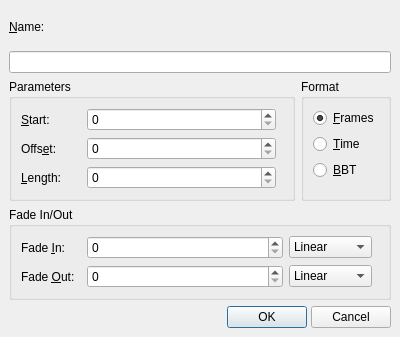
Above: src/qtractorClipForm.ui from rncbc/qtractor before the change. Below: the same form after it.
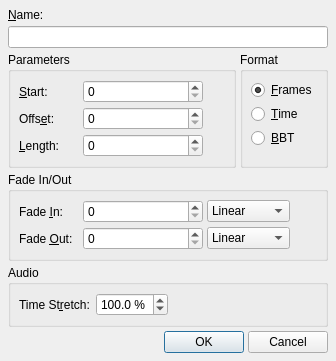
That is the form after the change. Icons and pictures are not drawn. Custom widgets are drawn as their Qt base class.

Commit message: - Audio clip time-stretching makes progress. Audio clip properties   dialog includes the time-stretch setting (in percentage though).

What changed in the file:
```diff
--- a/src/qtractorClipForm.ui
+++ b/src/qtractorClipForm.ui
@@ -21,14 +21,6 @@
   </comment>
  <class>qtractorClipForm</class>
  <widget class="QDialog" name="qtractorClipForm" >
-  <property name="geometry" >
-   <rect>
-    <x>0</x>
-    <y>0</y>
-    <width>400</width>
-    <height>337</height>
-   </rect>
-  </property>
   <property name="focusPolicy" >
    <enum>Qt::StrongFocus</enum>
   </property>
@@ -39,24 +31,12 @@
    <iconset resource="../icons/qtractor.qrc" >:/icons/editClip.png</iconset>
   </property>
   <layout class="QGridLayout" >
-   <property name="margin" >
-    <number>9</number>
-   </property>
-   <property name="spacing" >
-    <number>6</number>
-   </property>
    <item row="2" column="1" >
     <widget class="QGroupBox" name="FormatGroupBox" >
      <property name="title" >
       <string>Format</string>
      </property>
      <layout class="QVBoxLayout" >
-      <property name="margin" >
-       <number>9</number>
-      </property>
-      <property name="spacing" >
-       <number>6</number>
-      </property>
       <item>
        <widget class="QRadioButton" name="FramesRadioButton" >
         <property name="toolTip" >
@@ -95,6 +75,12 @@
         <property name="orientation" >
          <enum>Qt::Vertical</enum>
         </property>
+        <property name="sizeHint" >
+         <size>
+          <width>20</width>
+          <height>8</height>
+         </size>
+        </property>
        </spacer>
       </item>
      </layout>
@@ -106,12 +92,6 @@
       <string>Parameters</string>
      </property>
      <layout class="QGridLayout" >
-      <property name="margin" >
-       <number>9</number>
-      </property>
-      <property name="spacing" >
-       <number>6</number>
-      </property>
       <item rowspan="3" row="0" column="2" >
        <spacer>
         <property name="orientation" >
@@ -120,18 +100,16 @@
         <property name="sizeType" >
          <enum>QSizePolicy::Expanding</enum>
         </property>
+        <property name="sizeHint" >
+         <size>
+          <width>20</width>
+          <height>40</height>
+         </size>
+        </property>
        </spacer>
       </item>
       <item row="0" column="1" >
        <widget class="qtractorSpinBox" name="ClipStartSpinBox" >
-        <property name="sizePolicy" >
-         <sizepolicy>
-          <hsizetype>7</hsizetype>
-          <vsizetype>0</vsizetype>
-          <horstretch>0</horstretch>
-          <verstretch>0</verstretch>
-         </sizepolicy>
-        </property>
         <property name="minimumSize" >
          <size>
           <width>120</width>
@@ -145,14 +123,6 @@
       </item>
       <item row="1" column="1" >
        <widget class="qtractorSpinBox" name="ClipOffsetSpinBox" >
-        <property name="sizePolicy" >
-         <sizepolicy>
-          <hsizetype>7</hsizetype>
-          <vsizetype>0</vsizetype>
-          <horstretch>0</horstretch>
-          <verstretch>0</verstretch>
-         </sizepolicy>
-        </property>
         <property name="minimumSize" >
          <size>
           <width>120</width>
@@ -166,14 +136,6 @@
       </item>
       <item row="2" column="1" >
        <widget class="qtractorSpinBox" name="ClipLengthSpinBox" >
-        <property name="sizePolicy" >
-         <sizepolicy>
-          <hsizetype>7</hsizetype>
-          <vsizetype>0</vsizetype>
-          <horstretch>0</horstretch>
-          <verstretch>0</verstretch>
-         </sizepolicy>
-        </property>
         <property name="minimumSize" >
          <size>
           <width>120</width>
@@ -242,12 +204,6 @@
       <string>Fade In/Out</string>
      </property>
      <layout class="QGridLayout" >
-      <property name="margin" >
-       <number>9</number>
-      </property>
-      <property name="spacing" >
-       <number>6</number>
-      </property>
       <item rowspan="2" row="0" column="3" >
        <spacer>
         <property name="orientation" >
@@ -256,6 +212,12 @@
         <property name="sizeType" >
          <enum>QSizePolicy::Expanding</enum>
         </property>
+        <property name="sizeHint" >
+         <size>
+          <width>20</width>
+          <height>40</height>
+         </size>
+        </property>
        </spacer>
       </item>
       <item row="0" column="2" >
@@ -314,14 +276,6 @@
       </item>
       <item row="1" column="1" >
        <widget class="qtractorSpinBox" name="FadeOutLengthSpinBox" >
-        <property name="sizePolicy" >
-         <sizepolicy>
-          <hsizetype>7</hsizetype>
-          <vsizetype>0</vsizetype>
-          <horstretch>0</horstretch>
-          <verstretch>0</verstretch>
-         </sizepolicy>
-        </property>
         <property name="minimumSize" >
          <size>
           <width>120</width>
@@ -335,14 +289,6 @@
       </item>
       <item row="0" column="1" >
        <widget class="qtractorSpinBox" name="FadeInLengthSpinBox" >
-        <property name="sizePolicy" >
-         <sizepolicy>
-          <hsizetype>7</hsizetype>
-          <vsizetype>0</vsizetype>
-          <horstretch>0</horstretch>
-          <verstretch>0</verstretch>
-         </sizepolicy>
-        </property>
         <property name="minimumSize" >
          <size>
           <width>120</width>
@@ -380,13 +326,73 @@
     </widget>
    </item>
    <item row="4" column="0" colspan="2" >
+    <widget class="QGroupBox" name="AudioClipGroupBox" >
+     <property name="title" >
+      <string>Audio</string>
+     </property>
+     <layout class="QGridLayout" >
+      <item row="0" column="2" colspan="2" >
+       <spacer>
+        <property name="orientation" >
+         <enum>Qt::Horizontal</enum>
+        </property>
+       </spacer>
+      </item>
+      <item row="0" column="0" >
+       <widget class="QLabel" name="TimeStretchTextLabel" >
+        <property name="minimumSize" >
+         <size>
+          <width>60</width>
+          <height>0</height>
+         </size>
+        </property>
+        <property name="text" >
+         <string>Time St&amp;retch:</string>
+        </property>
+        <property name="buddy" >
+         <cstring>TimeStretchSpinBox</cstring>
+        </property>
+       </widget>
+      </item>
+      <item row="0" column="1" >
+       <widget class="QDoubleSpinBox" name="TimeStretchSpinBox" >
+        <property name="minimumSize" >
+         <size>
+          <width>60</width>
+          <height>0</height>
+         </size>
+        </property>
+        <property name="toolTip" >
+         <string>Clip time-stretch percentage</string>
+        </property>
+        <property name="suffix" >
+         <string> %</string>
+        </property>
+        <property name="decimals" >
+         <number>1</number>
+        </property>
+        <property name="minimum" >
+         <double>1.0</double>
+        </property>
+        <property name="maximum" >
+         <double>300.0</double>
+        </property>
+        <property name="value" >
+         <double>100.0</double>
+        </property>
+       </widget>
+      </item>
+     </layout>
+    </widget>
+   </item>
+   <item row="5" column="0" colspan="2" >
     <layout class="QHBoxLayout" >
-     <property name="margin" >
-      <number>0</number>
-     </property>
      <property name="spacing" >
       <number>4</number>
      </property>
+     <property name="margin" >
+      <number>0</number>
+     </property>
      <item>
       <spacer>
        <property name="orientation" >
```
Left out of the diff: 1 changed line with no effect on the pictures. The commit also changes 4 other files.
